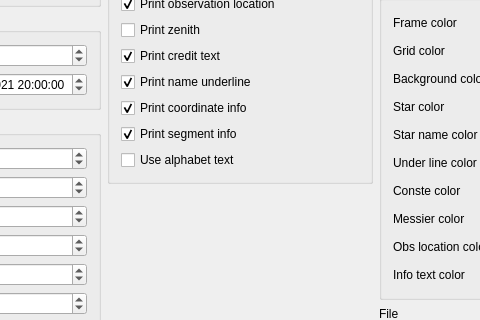
Above: widget.ui from futr/tenkyu2 before the change; both pictures show x 190 to 670 and y 336 to 656 of the 942 by 786 pixel window. Below: the same form after it.
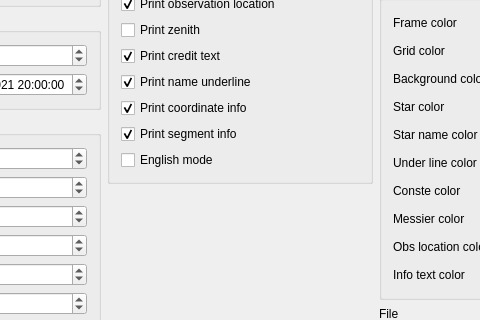
That is the form after the change. Custom widgets are drawn as their Qt base class.

```diff
--- a/widget.ui
+++ b/widget.ui
@@ -581,7 +581,7 @@
           <item>
            <widget class="QCheckBox" name="useAlphabetTextCheckBox">
             <property name="text">
-             <string>Use alphabet text</string>
+             <string>English mode</string>
             </property>
            </widget>
           </item>
```
